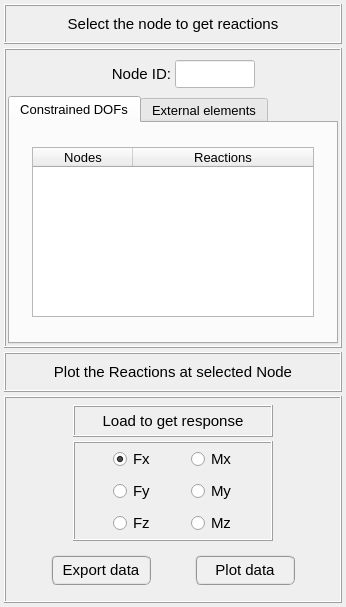
Before: the Qt Designer form pulse/interface/ui_files/plots/results/structural/get_reactions_for_harmonic_analysis.ui in open-pulse/OpenPulse, drawn with Qt 5.
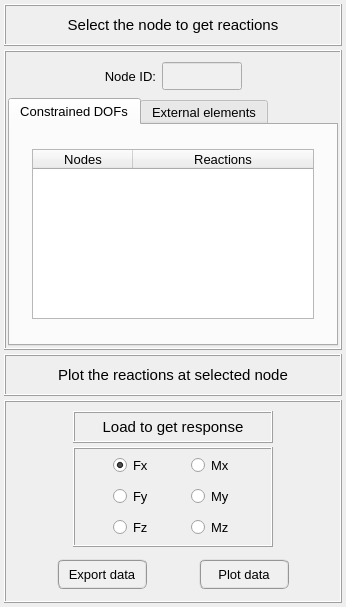
After: the same form once the commit is applied.

What changed in the file:
```diff
--- a/pulse/interface/ui_files/plots/results/structural/get_reactions_for_harmonic_analysis.ui
+++ b/pulse/interface/ui_files/plots/results/structural/get_reactions_for_harmonic_analysis.ui
@@ -34,13 +34,13 @@
      <property name="minimumSize">
       <size>
        <width>300</width>
-       <height>40</height>
+       <height>42</height>
       </size>
      </property>
      <property name="maximumSize">
       <size>
        <width>600</width>
-       <height>40</height>
+       <height>42</height>
       </size>
      </property>
      <property name="frameShape">
@@ -163,20 +163,23 @@
           <number>0</number>
          </property>
          <property name="horizontalSpacing">
-          <number>4</number>
+          <number>6</number>
          </property>
          <property name="verticalSpacing">
           <number>0</number>
          </property>
          <item row="0" column="0">
-          <widget class="QFrame" name="frame_17">
-           <property name="frameShape">
-            <enum>QFrame::NoFrame</enum>
+          <spacer name="horizontalSpacer">
+           <property name="orientation">
+            <enum>Qt::Horizontal</enum>
            </property>
-           <property name="frameShadow">
-            <enum>QFrame::Raised</enum>
+           <property name="sizeHint" stdset="0">
+            <size>
+             <width>40</width>
+             <height>20</height>
+            </size>
            </property>
-          </widget>
+          </spacer>
          </item>
          <item row="0" column="1">
           <widget class="QLabel" name="label_2">
@@ -195,7 +198,7 @@
            <property name="font">
             <font>
              <family>MS Shell Dlg 2</family>
-             <pointsize>11</pointsize>
+             <pointsize>10</pointsize>
              <weight>50</weight>
              <italic>false</italic>
              <bold>false</bold>
@@ -234,16 +237,16 @@
                 <color alpha="255">
                  <red>0</red>
                  <green>0</green>
-                 <blue>255</blue>
+                 <blue>0</blue>
                 </color>
                </brush>
               </colorrole>
               <colorrole role="Button">
                <brush brushstyle="SolidPattern">
                 <color alpha="255">
-                 <red>255</red>
-                 <green>255</green>
-                 <blue>255</blue>
+                 <red>250</red>
+                 <green>250</green>
+                 <blue>250</blue>
                 </color>
                </brush>
               </colorrole>
@@ -279,7 +282,7 @@
                 <color alpha="255">
                  <red>0</red>
                  <green>0</green>
-                 <blue>255</blue>
+                 <blue>0</blue>
                 </color>
                </brush>
               </colorrole>
@@ -288,25 +291,25 @@
                 <color alpha="255">
                  <red>0</red>
                  <green>0</green>
-                 <blue>255</blue>
+                 <blue>0</blue>
                 </color>
                </brush>
               </colorrole>
               <colorrole role="Base">
                <brush brushstyle="SolidPattern">
                 <color alpha="255">
-                 <red>255</red>
-                 <green>255</green>
-                 <blue>255</blue>
+                 <red>250</red>
+                 <green>250</green>
+                 <blue>250</blue>
                 </color>
                </brush>
               </colorrole>
               <colorrole role="Window">
                <brush brushstyle="SolidPattern">
                 <color alpha="255">
-                 <red>255</red>
-                 <green>255</green>
-                 <blue>255</blue>
+                 <red>250</red>
+                 <green>250</green>
+                 <blue>250</blue>
                 </color>
                </brush>
               </colorrole>
@@ -317,16 +320,16 @@
                 <color alpha="255">
                  <red>0</red>
                  <green>0</green>
-                 <blue>255</blue>
+                 <blue>0</blue>
                 </color>
                </brush>
               </colorrole>
               <colorrole role="Button">
                <brush brushstyle="SolidPattern">
                 <color alpha="255">
-                 <red>255</red>
-                 <green>255</green>
-                 <blue>255</blue>
+                 <red>250</red>
+                 <green>250</green>
+                 <blue>250</blue>
                 </color>
                </brush>
               </colorrole>
@@ -362,7 +365,7 @@
                 <color alpha="255">
                  <red>0</red>
                  <green>0</green>
-                 <blue>255</blue>
+                 <blue>0</blue>
                 </color>
                </brush>
               </colorrole>
@@ -371,25 +374,25 @@
                 <color alpha="255">
                  <red>0</red>
                  <green>0</green>
-                 <blue>255</blue>
+                 <blue>0</blue>
                 </color>
                </brush>
               </colorrole>
               <colorrole role="Base">
                <brush brushstyle="SolidPattern">
                 <color alpha="255">
-                 <red>255</red>
-                 <green>255</green>
-                 <blue>255</blue>
+                 <red>250</red>
+                 <green>250</green>
+                 <blue>250</blue>
                 </color>
                </brush>
               </colorrole>
               <colorrole role="Window">
                <brush brushstyle="SolidPattern">
                 <color alpha="255">
-                 <red>255</red>
-                 <green>255</green>
-                 <blue>255</blue>
+                 <red>250</red>
+                 <green>250</green>
+                 <blue>250</blue>
                 </color>
                </brush>
               </colorrole>
@@ -398,18 +401,18 @@
               <colorrole role="WindowText">
                <brush brushstyle="SolidPattern">
                 <color alpha="255">
-                 <red>0</red>
-                 <green>0</green>
-                 <blue>255</blue>
+                 <red>100</red>
+                 <green>100</green>
+                 <blue>100</blue>
                 </color>
                </brush>
               </colorrole>
               <colorrole role="Button">
                <brush brushstyle="SolidPattern">
                 <color alpha="255">
-                 <red>255</red>
-                 <green>255</green>
-                 <blue>255</blue>
+                 <red>240</red>
+                 <green>240</green>
+                 <blue>240</blue>
                 </color>
                </brush>
               </colorrole>
@@ -443,36 +446,36 @@
               <colorrole role="Text">
                <brush brushstyle="SolidPattern">
                 <color alpha="255">
-                 <red>0</red>
-                 <green>0</green>
-                 <blue>255</blue>
+                 <red>100</red>
+                 <green>100</green>
+                 <blue>100</blue>
                 </color>
                </brush>
               </colorrole>
               <colorrole role="ButtonText">
                <brush brushstyle="SolidPattern">
                 <color alpha="255">
-                 <red>0</red>
-                 <green>0</green>
-                 <blue>255</blue>
+                 <red>100</red>
+                 <green>100</green>
+                 <blue>100</blue>
                 </color>
                </brush>
               </colorrole>
               <colorrole role="Base">
                <brush brushstyle="SolidPattern">
                 <color alpha="255">
-                 <red>255</red>
-                 <green>255</green>
-                 <blue>255</blue>
+                 <red>240</red>
+                 <green>240</green>
+                 <blue>240</blue>
                 </color>
                </brush>
               </colorrole>
               <colorrole role="Window">
                <brush brushstyle="SolidPattern">
                 <color alpha="255">
-                 <red>255</red>
-                 <green>255</green>
-                 <blue>255</blue>
+                 <red>240</red>
+                 <green>240</green>
+                 <blue>240</blue>
                 </color>
                </brush>
               </colorrole>
@@ -495,7 +498,9 @@
             <string>&lt;html&gt;&lt;head/&gt;&lt;body&gt;&lt;p&gt;&lt;br/&gt;&lt;/p&gt;&lt;/body&gt;&lt;/html&gt;</string>
            </property>
            <property name="styleSheet">
-            <string notr="true"/>
+            <string notr="true">QLineEdit{color: rgb(0, 0, 0); background-color: rgb(250, 250, 250)}
+QLineEdit:disabled{color: rgb(100, 100, 100); background-color: rgb(240, 240, 240)}
+</string>
            </property>
            <property name="text">
             <string/>
@@ -515,14 +520,17 @@
           </widget>
          </item>
          <item row="0" column="3">
-          <widget class="QFrame" name="frame_18">
-           <property name="frameShape">
-            <enum>QFrame::NoFrame</enum>
+          <spacer name="horizontalSpacer_2">
+           <property name="orientation">
+            <enum>Qt::Horizontal</enum>
            </property>
-           <property name="frameShadow">
-            <enum>QFrame::Raised</enum>
+           <property name="sizeHint" stdset="0">
+            <size>
+             <width>40</width>
+             <height>20</height>
+            </size>
            </property>
-          </widget>
+          </spacer>
          </item>
         </layout>
        </widget>
@@ -791,13 +799,13 @@
      <property name="minimumSize">
       <size>
        <width>300</width>
-       <height>40</height>
+       <height>42</height>
       </size>
      </property>
      <property name="maximumSize">
       <size>
        <width>600</width>
-       <height>40</height>
+       <height>42</height>
       </size>
      </property>
      <property name="frameShape">
@@ -855,7 +863,7 @@
          <enum>QFrame::Raised</enum>
         </property>
         <property name="text">
-         <string>Plot the Reactions at selected Node</string>
+         <string>Plot the reactions at selected node</string>
         </property>
         <property name="textFormat">
          <enum>Qt::AutoText</enum>
@@ -987,7 +995,7 @@
               <property name="font">
                <font>
                 <family>MS Shell Dlg 2</family>
-                <pointsize>11</pointsize>
+                <pointsize>10</pointsize>
                 <weight>50</weight>
                 <italic>false</italic>
                 <bold>false</bold>
@@ -1013,7 +1021,7 @@
               <property name="font">
                <font>
                 <family>MS Shell Dlg 2</family>
-                <pointsize>11</pointsize>
+                <pointsize>10</pointsize>
                 <weight>50</weight>
                 <italic>false</italic>
                 <bold>false</bold>
@@ -1038,7 +1046,7 @@
               <property name="font">
                <font>
                 <family>MS Shell Dlg 2</family>
-                <pointsize>11</pointsize>
+                <pointsize>10</pointsize>
                 <weight>50</weight>
                 <italic>false</italic>
                 <bold>false</bold>
@@ -1066,7 +1074,7 @@
               <property name="font">
                <font>
                 <family>MS Shell Dlg 2</family>
-                <pointsize>11</pointsize>
+                <pointsize>10</pointsize>
                 <weight>50</weight>
                 <italic>false</italic>
                 <bold>false</bold>
@@ -1091,7 +1099,7 @@
               <property name="font">
                <font>
                 <family>MS Shell Dlg 2</family>
-                <pointsize>11</pointsize>
+                <pointsize>10</pointsize>
                 <weight>50</weight>
                 <italic>false</italic>
                 <bold>false</bold>
@@ -1116,7 +1124,7 @@
               <property name="font">
                <font>
                 <family>MS Shell Dlg 2</family>
-                <pointsize>11</pointsize>
+                <pointsize>10</pointsize>
                 <weight>50</weight>
                 <italic>false</italic>
                 <bold>false</bold>
@@ -1236,13 +1244,13 @@
         <property name="minimumSize">
          <size>
           <width>0</width>
-          <height>42</height>
+          <height>40</height>
          </size>
         </property>
         <property name="maximumSize">
          <size>
           <width>16777215</width>
-          <height>48</height>
+          <height>40</height>
          </size>
         </property>
         <property name="frameShape">
@@ -1270,33 +1278,60 @@
          <property name="verticalSpacing">
           <number>0</number>
          </property>
+         <item row="0" column="0">
+          <spacer name="horizontalSpacer_4">
+           <property name="orientation">
+            <enum>Qt::Horizontal</enum>
+           </property>
+           <property name="sizeHint" stdset="0">
+            <size>
+             <width>40</width>
+             <height>20</height>
+            </size>
+           </property>
+          </spacer>
+         </item>
+         <item row="0" column="2">
+          <spacer name="horizontalSpacer_3">
+           <property name="orientation">
+            <enum>Qt::Horizontal</enum>
+           </property>
+           <property name="sizeHint" stdset="0">
+            <size>
+             <width>40</width>
+             <height>20</height>
+            </size>
+           </property>
+          </spacer>
+         </item>
          <item row="0" column="3">
           <widget class="QPushButton" name="pushButton_plot_data">
            <property name="minimumSize">
             <size>
-             <width>100</width>
+             <width>90</width>
              <height>30</height>
             </size>
            </property>
            <property name="maximumSize">
             <size>
-             <width>100</width>
+             <width>90</width>
              <height>30</height>
             </size>
            </property>
            <property name="font">
             <font>
              <family>MS Shell Dlg 2</family>
-             <pointsize>11</pointsize>
-             <weight>9</weight>
+             <pointsize>10</pointsize>
+             <weight>50</weight>
              <italic>false</italic>
              <bold>false</bold>
             </font>
            </property>
            <property name="styleSheet">
-            <string notr="true">QPushButton{border-radius: 6px; border-color: rgb(150, 150, 150); border-style: ridge; border-width: 2px; color: rgb(0, 0, 0); background-color: rgb(240, 240, 240); font: 75 11pt &quot;MS Shell Dlg 2&quot;}
-QPushButton:hover{border-radius: 6px; border-color: rgb(0, 170, 255); border-style: ridge; border-width: 2px; color: rgb(0, 0, 0); background-color: rgba(174, 213, 255, 100); font: 75 11pt &quot;MS Shell Dlg 2&quot;}
-QPushButton:pressed{border-radius: 6px; border-color: rgb(0, 170, 255); border-style: ridge; border-width: 3px; color: rgb(0, 0, 0); background-color: rgb(174, 213, 255); font: 75 11pt &quot;MS Shell Dlg 2&quot;}</string>
+            <string notr="true">QPushButton{border-radius: 6px; border-color: rgb(150, 150, 150); border-style: ridge; border-width: 2px; color: rgb(0, 0, 0); background-color: rgb(240, 240, 240)}
+QPushButton:hover{border-radius: 6px; border-color: rgb(0, 170, 255); border-style: ridge; border-width: 2px; color: rgb(0, 0, 0); background-color: rgba(174, 213, 255, 100)}
+QPushButton:pressed{border-radius: 6px; border-color: rgb(0, 170, 255); border-style: ridge; border-width: 2px; color: rgb(0, 0, 0); background-color: rgb(174, 213, 255)}
+QPushButton:disabled{border-radius: 6px; border-color: rgb(150, 150, 150); border-style: ridge; border-width: 0px; color: rgb(150,150, 150); background-color: rgb(220, 220, 220)}</string>
            </property>
            <property name="text">
             <string>Plot data</string>
@@ -1307,29 +1342,30 @@
           <widget class="QPushButton" name="pushButton_export_data">
            <property name="minimumSize">
             <size>
-             <width>100</width>
+             <width>90</width>
              <height>30</height>
             </size>
            </property>
            <property name="maximumSize">
             <size>
-             <width>100</width>
+             <width>90</width>
              <height>30</height>
             </size>
            </property>
            <property name="font">
             <font>
              <family>MS Shell Dlg 2</family>
-             <pointsize>11</pointsize>
-             <weight>9</weight>
+             <pointsize>10</pointsize>
+             <weight>50</weight>
              <italic>false</italic>
              <bold>false</bold>
             </font>
            </property>
            <property name="styleSheet">
-            <string notr="true">QPushButton{border-radius: 6px; border-color: rgb(150, 150, 150); border-style: ridge; border-width: 2px; color: rgb(0, 0, 0); background-color: rgb(240, 240, 240); font: 75 11pt &quot;MS Shell Dlg 2&quot;}
-QPushButton:hover{border-radius: 6px; border-color: rgb(0, 170, 255); border-style: ridge; border-width: 2px; color: rgb(0, 0, 0); background-color: rgba(174, 213, 255, 100); font: 75 11pt &quot;MS Shell Dlg 2&quot;}
-QPushButton:pressed{border-radius: 6px; border-color: rgb(0, 170, 255); border-style: ridge; border-width: 3px; color: rgb(0, 0, 0); background-color: rgb(174, 213, 255); font: 75 11pt &quot;MS Shell Dlg 2&quot;}</string>
+            <string notr="true">QPushButton{border-radius: 6px; border-color: rgb(150, 150, 150); border-style: ridge; border-width: 2px; color: rgb(0, 0, 0); background-color: rgb(240, 240, 240)}
+QPushButton:hover{border-radius: 6px; border-color: rgb(0, 170, 255); border-style: ridge; border-width: 2px; color: rgb(0, 0, 0); background-color: rgba(174, 213, 255, 100)}
+QPushButton:pressed{border-radius: 6px; border-color: rgb(0, 170, 255); border-style: ridge; border-width: 2px; color: rgb(0, 0, 0); background-color: rgb(174, 213, 255)}
+QPushButton:disabled{border-radius: 6px; border-color: rgb(150, 150, 150); border-style: ridge; border-width: 0px; color: rgb(150,150, 150); background-color: rgb(220, 220, 220)}</string>
            </property>
            <property name="text">
             <string>Export data</string>
@@ -1340,34 +1376,17 @@
           </widget>
          </item>
          <item row="0" column="4">
-          <widget class="QFrame" name="frame_14">
-           <property name="frameShape">
-            <enum>QFrame::NoFrame</enum>
+          <spacer name="horizontalSpacer_5">
+           <property name="orientation">
+            <enum>Qt::Horizontal</enum>
            </property>
-           <property name="frameShadow">
-            <enum>QFrame::Raised</enum>
+           <property name="sizeHint" stdset="0">
+            <size>
+             <width>40</width>
+             <height>20</height>
+            </size>
            </property>
-          </widget>
-         </item>
-         <item row="0" column="2">
-          <widget class="QFrame" name="frame_19">
-           <property name="frameShape">
-            <enum>QFrame::NoFrame</enum>
-           </property>
-           <property name="frameShadow">
-            <enum>QFrame::Raised</enum>
-           </property>
-          </widget>
-         </item>
-         <item row="0" column="0">
-          <widget class="QFrame" name="frame_13">
-           <property name="frameShape">
-            <enum>QFrame::NoFrame</enum>
-           </property>
-           <property name="frameShadow">
-            <enum>QFrame::Raised</enum>
-           </property>
-          </widget>
+          </spacer>
          </item>
         </layout>
        </widget>
```
